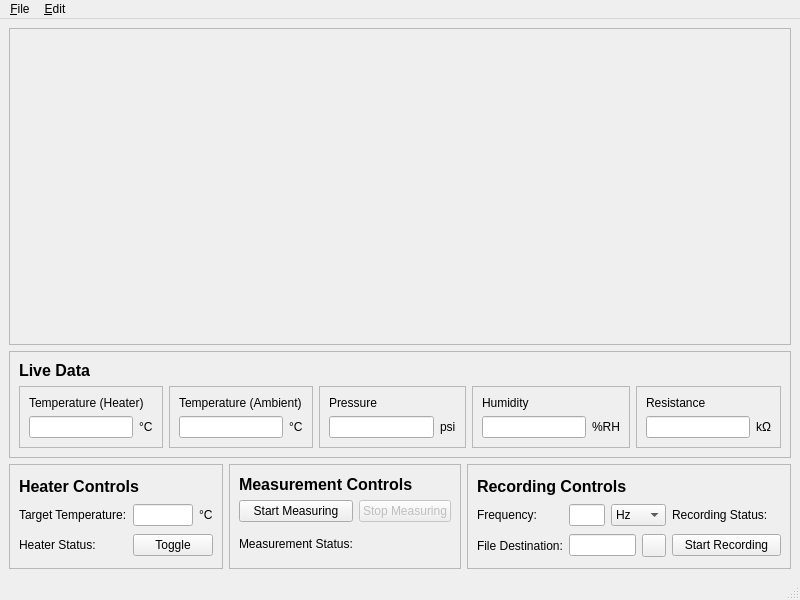
First picture: the form in ui/main_gui.ui, repository CydiaBoss/gas-chamber-ctrl, before the edit.
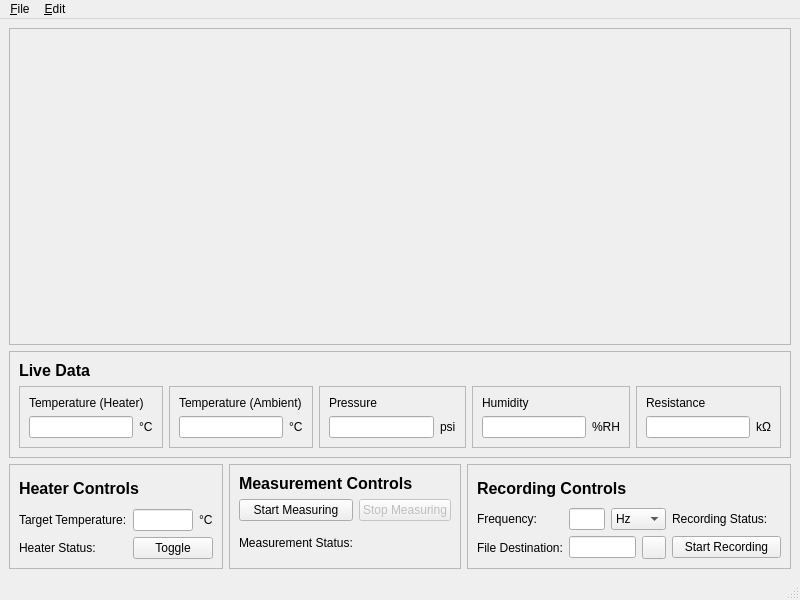
Second picture: the form after the edit. Icons and pictures are not drawn. Custom widgets are drawn as their Qt base class.

Commit message: fix weights in grids

```diff
--- a/ui/main_gui.ui
+++ b/ui/main_gui.ui
@@ -233,19 +233,25 @@
     </item>
     <item row="2" column="0">
      <widget class="QFrame" name="heater_panel">
+      <property name="maximumSize">
+       <size>
+        <width>16777215</width>
+        <height>225</height>
+       </size>
+      </property>
       <property name="frameShape">
        <enum>QFrame::StyledPanel</enum>
       </property>
       <property name="frameShadow">
        <enum>QFrame::Sunken</enum>
       </property>
-      <layout class="QGridLayout" name="gridLayout_7">
+      <layout class="QGridLayout" name="gridLayout_7" rowstretch="1,2,2">
        <item row="0" column="0" colspan="4">
         <widget class="QLabel" name="label_7">
          <property name="maximumSize">
           <size>
            <width>16777215</width>
-           <height>20</height>
+           <height>30</height>
           </size>
          </property>
          <property name="font">
@@ -309,19 +315,25 @@
     </item>
     <item row="2" column="1">
      <widget class="QFrame" name="meas_panel">
+      <property name="maximumSize">
+       <size>
+        <width>16777215</width>
+        <height>225</height>
+       </size>
+      </property>
       <property name="frameShape">
        <enum>QFrame::StyledPanel</enum>
       </property>
       <property name="frameShadow">
        <enum>QFrame::Sunken</enum>
       </property>
-      <layout class="QGridLayout" name="gridLayout_8" columnstretch="1,1">
+      <layout class="QGridLayout" name="gridLayout_8" rowstretch="1,2,2" columnstretch="1,1">
        <item row="0" column="0" colspan="2">
         <widget class="QLabel" name="label_9">
          <property name="maximumSize">
           <size>
            <width>16777215</width>
-           <height>20</height>
+           <height>30</height>
           </size>
          </property>
          <property name="font">
@@ -375,19 +387,25 @@
     </item>
     <item row="2" column="2">
      <widget class="QFrame" name="record_panel">
+      <property name="maximumSize">
+       <size>
+        <width>16777215</width>
+        <height>225</height>
+       </size>
+      </property>
       <property name="frameShape">
        <enum>QFrame::StyledPanel</enum>
       </property>
       <property name="frameShadow">
        <enum>QFrame::Sunken</enum>
       </property>
-      <layout class="QGridLayout" name="gridLayout_9">
+      <layout class="QGridLayout" name="gridLayout_9" rowstretch="1,2,2">
        <item row="0" column="0" colspan="4">
         <widget class="QLabel" name="label_14">
          <property name="maximumSize">
           <size>
            <width>16777215</width>
-           <height>20</height>
+           <height>30</height>
           </size>
          </property>
          <property name="font">
```
Left out of the diff: 6 changed lines with no effect on the pictures. The commit also changes 1 other file.
